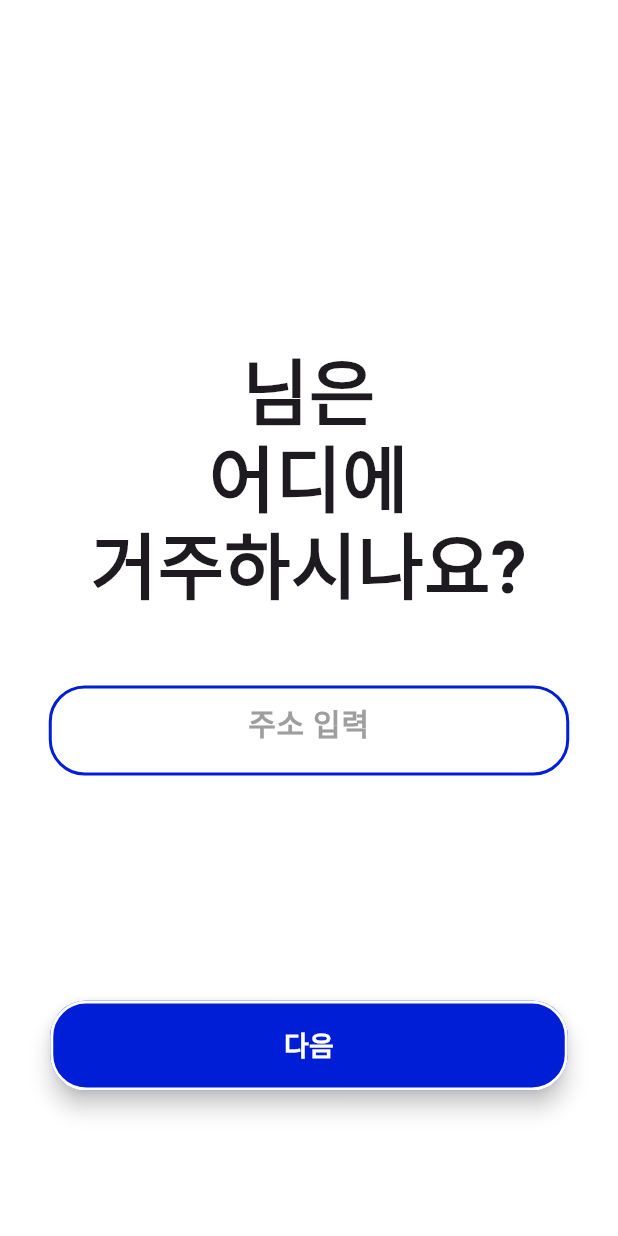
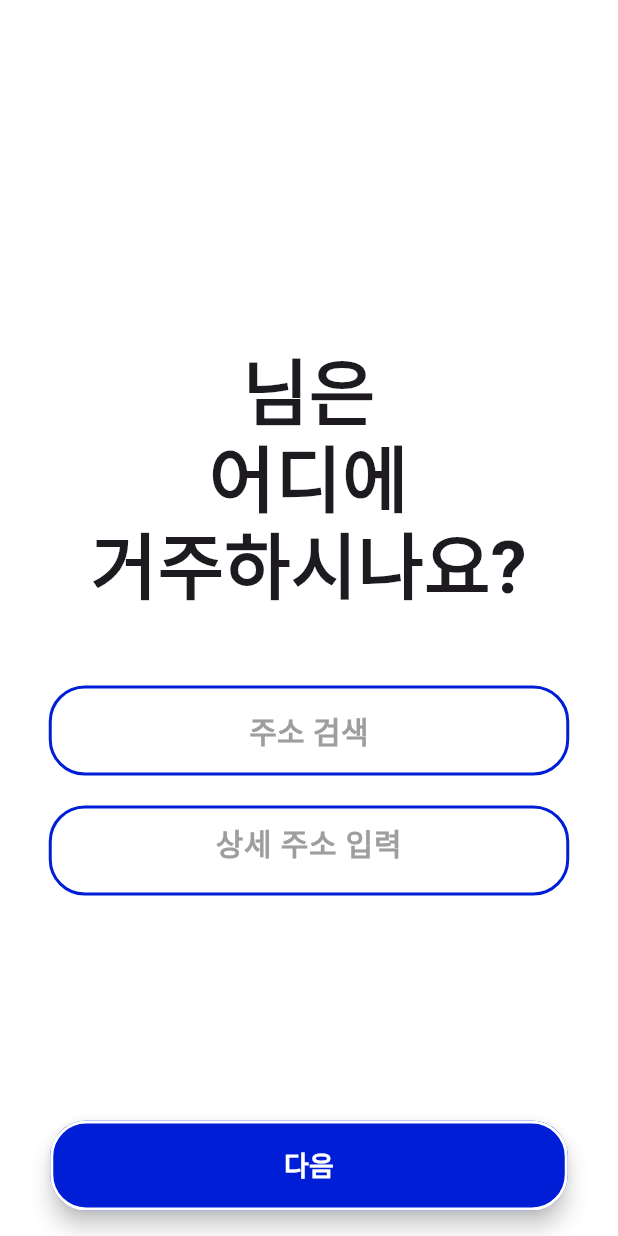
Before and after one commit to 1210so/flutter, a Flutter app: the LastPage screen opened directly with empty values, on a phone screen of 412 x 824 dp. Run offline on Flutter 3.47's test engine with Material 3 defaults, Android fonts, the phone set to English and light mode, and no system bars; our stand-ins replace flutter_keyboard_visibility, flutter_typeahead; missing offline and left inert: remedi_kopo; Roboto replaces fonts that are missing (Apple SD Gothic Neo).

```diff
--- a/final_2024_1-master/lib/pages/personal_info/personal_info_last_page.dart
+++ b/final_2024_1-master/lib/pages/personal_info/personal_info_last_page.dart
@@ -1,4 +1,5 @@
 import 'package:flutter/material.dart';
+import 'package:remedi_kopo/remedi_kopo.dart';
 import 'personal_info_confirmation_page.dart';
 import 'personal_info_result_page.dart';
 import 'dart:convert';
@@ -12,40 +13,41 @@ class LastPage extends StatefulWidget {
   final String contact;
   final String email;
 
-  const LastPage(
-      {Key? key,
-        required this.name,
-        required this.birth,
-        required this.ssn,
-        required this.contact,
-        required this.email})
-      : super(key: key);
+  const LastPage({
+    Key? key,
+    required this.name,
+    required this.birth,
+    required this.ssn,
+    required this.contact,
+    required this.email,
+  }) : super(key: key);
 
   @override
   _LastPageState createState() => _LastPageState();
 }
 
 class _LastPageState extends State<LastPage> {
-  final TextEditingController _addressController = TextEditingController();
+  final TextEditingController _addressDetailController = TextEditingController();
+  String _selectedAddress = '';
   bool _isAddressEmpty = false;
   bool _hasInput = false;
 
   @override
   void initState() {
     super.initState();
-    _addressController.addListener(_updateTextColor);
+    _addressDetailController.addListener(_updateTextColor);
   }
 
   @override
   void dispose() {
-    _addressController.removeListener(_updateTextColor);
-    _addressController.dispose();
+    _addressDetailController.removeListener(_updateTextColor);
+    _addressDetailController.dispose();
     super.dispose();
   }
 
   void _updateTextColor() {
     setState(() {
-      _hasInput = _addressController.text.isNotEmpty;
+      _hasInput = _addressDetailController.text.isNotEmpty;
     });
   }
 
@@ -86,7 +88,7 @@ class _LastPageState extends State<LastPage> {
 
   void _onConfirmAddress() {
     setState(() {
-      _isAddressEmpty = _addressController.text.isEmpty;
+      _isAddressEmpty = _selectedAddress.isEmpty;
     });
 
     if (_isAddressEmpty) {
@@ -99,13 +101,64 @@ class _LastPageState extends State<LastPage> {
         builder: (context) => PersonalInfoConfirmationPage(
           title: '주소 확인',
           infoLabel: '주소가',
-          info: _addressController.text,
+          info: '$_selectedAddress ${_addressDetailController.text}',
           onConfirmed: () {
-            _sendData(_addressController.text);
+            _sendData('$_selectedAddress ${_addressDetailController.text}');
           },
         ),
       ),
     );
+  }
+
+  void _showLoadingDialog() {
+    showDialog(
+      context: context,
+      barrierDismissible: false,
+      builder: (BuildContext context) {
+        return AlertDialog(
+          content: Container(
+            padding: EdgeInsets.symmetric(vertical: 20.0),
+            child: Row(
+              children: [
+                CircularProgressIndicator(
+                  backgroundColor: Color(0xFF001ED6),
+                  valueColor: AlwaysStoppedAnimation<Color>(Colors.white),
+                ),
+                SizedBox(width: 20),
+                Text(
+                  "주소 정보를\n불러오는 중입니다",
+                  style: TextStyle(
+                    fontSize: 18,
+                    fontWeight: FontWeight.bold,
+                    color: Color(0xFF001ED6),
+                  ),
+                ),
+              ],
+            ),
+          ),
+          backgroundColor: Colors.white,
+          shape: RoundedRectangleBorder(
+            borderRadius: BorderRadius.circular(24.0),
+            side: BorderSide(color: Color(0xFF001ED6), width: 2),
+          ),
+        );
+      },
+    );
+  }
+
+  void _onSearchAddress() async {
+    KopoModel? model = await Navigator.push(
+      context,
+      MaterialPageRoute(
+        builder: (context) => RemediKopo(),
+      ),
+    );
+
+    if (model != null) {
+      setState(() {
+        _selectedAddress = model.address ?? '';
+      });
+    }
   }
 
   @override
@@ -143,6 +196,36 @@ class _LastPageState extends State<LastPage> {
                       ),
                     ),
                   SizedBox(height: 40),
+                  GestureDetector(
+                    onTap: _onSearchAddress,
+                    child: Container(
+                      width: 347, // 입력 창의 너비
+                      height: 60, // 입력 창의 높이
+                      decoration: BoxDecoration(
+                        color: Colors.white, // 입력 창의 배경색
+                        borderRadius: BorderRadius.circular(24.0), // 입력 창의 모서리 둥글기
+                        border: Border.all(
+                          color: Color(0xFF001ED6), // 입력 창의 테두리 색상
+                          width: 2.0, // 입력 창의 테두리 두께
+                        ),
+                      ),
+                      child: Padding(
+                        padding: const EdgeInsets.symmetric(horizontal: 16.0), // 입력 창의 내부 패딩
+                        child: Center(
+                          child: Text(
+                            _selectedAddress.isEmpty ? '주소 검색' : _selectedAddress,
+                            textAlign: TextAlign.center,
+                            style: TextStyle(
+                              fontSize: 20, // 텍스트의 크기
+                              color: _selectedAddress.isNotEmpty ? Color(0xFF001ED6) : Colors.grey, // 텍스트의 색상
+                              fontWeight: FontWeight.bold, // 텍스트의 굵기
+                            ),
+                          ),
+                        ),
+                      ),
+                    ),
+                  ),
+                  SizedBox(height: 20),
                   Container(
                     width: 347, // 입력 창의 너비
                     height: 60, // 입력 창의 높이
@@ -157,7 +240,7 @@ class _LastPageState extends State<LastPage> {
                     child: Padding(
                       padding: const EdgeInsets.symmetric(horizontal: 16.0), // 입력 창의 내부 패딩
                       child: TextField(
-                        controller: _addressController, // 입력 컨트롤러 설정
+                        controller: _addressDetailController, // 입력 컨트롤러 설정
                         textAlign: TextAlign.center,
                         style: TextStyle(
                           fontSize: 20, // 입력 텍스트의 크기
@@ -165,7 +248,7 @@ class _LastPageState extends State<LastPage> {
                           fontWeight: FontWeight.bold, // 입력 텍스트의 굵기
                         ),
                         decoration: InputDecoration(
-                          hintText: '주소 입력', // 입력 필드의 힌트 텍스트
+                          hintText: '상세 주소 입력', // 입력 필드의 힌트 텍스트
                           hintStyle: TextStyle(
                             color: Colors.grey, // 힌트 텍스트의 색상
                             fontSize: 20, // 힌트 텍스트의 크기
@@ -198,7 +281,7 @@ class _LastPageState extends State<LastPage> {
                       ),
                     ),
                   ),
-                  SizedBox(height: 20), // 추가된 공간
+                  SizedBox(height: 20), // 추가된
                 ],
               ),
             ),
```
